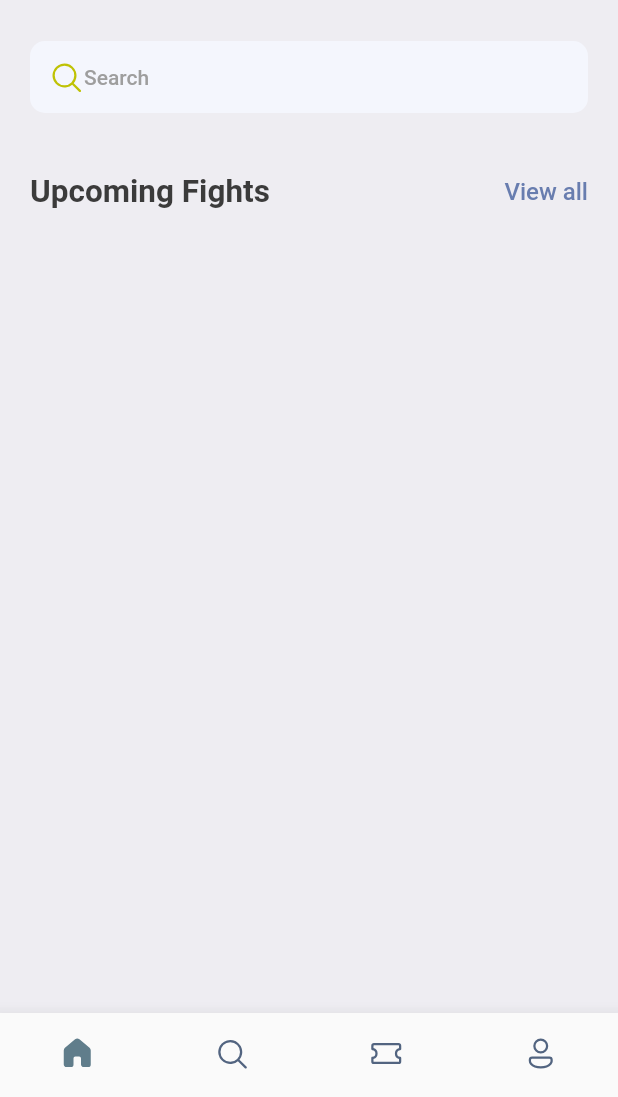
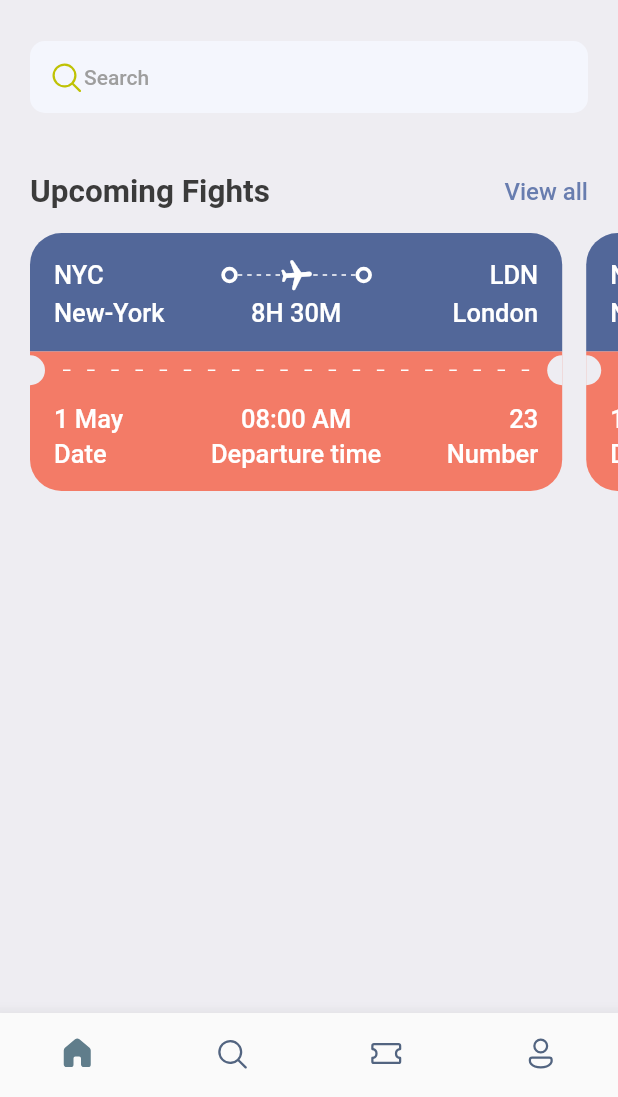
Before and after one commit to ChathuraHettiarachchi/Flutter-Ticket-Booking, a Flutter app: the screen it shows after launch, on a phone screen of 412 x 824 dp, the part 139-1236 px from its top. Run offline on Flutter 3.47's test engine with Material 2 defaults, Android fonts, the phone set to English and light mode, and no system bars; our stand-ins replace fluentui_icons, gap.

Commit message:
Ticket view with scrollview added

```diff
--- a/lib/screens/home_screen.dart
+++ b/lib/screens/home_screen.dart
@@ -1,6 +1,7 @@
 import 'package:fluentui_icons/fluentui_icons.dart';
 import 'package:flutter/cupertino.dart';
 import 'package:flutter/material.dart';
+import 'package:flutter_ticket_booking/screens/ticket_item.dart';
 import 'package:flutter_ticket_booking/utils/app_styles.dart';
 import 'package:gap/gap.dart';
 
@@ -91,6 +92,19 @@ class HomeScreen extends StatelessWidget {
                 )
               ],
             ),
+          ),
+          const Gap(15),
+          const SingleChildScrollView(
+            scrollDirection: Axis.horizontal,
+            padding: EdgeInsets.only(left: 20),
+            child: Row(
+              children: [
+                TicketItem(),
+                TicketItem(),
+                TicketItem(),
+                TicketItem(),
+              ],
+            ),
           )
         ],
       ),
--- /dev/null
+++ b/lib/screens/ticket_item.dart
@@ -0,0 +1,261 @@
+import 'package:flutter/material.dart';
+import 'package:flutter/semantics.dart';
+import 'package:flutter_ticket_booking/utils/app_layout.dart';
+import 'package:flutter_ticket_booking/utils/app_styles.dart';
+import 'package:flutter_ticket_booking/widgets/tick_container.dart';
+import 'package:gap/gap.dart';
+
+class TicketItem extends StatelessWidget {
+  const TicketItem({super.key});
+
+  @override
+  Widget build(BuildContext context) {
+    final size = AppLayout.getSize(context);
+    return SizedBox(
+      width: size.width * 0.90,
+      height: 200,
+      child: Container(
+        margin: const EdgeInsets.only(right: 16),
+        child: Column(
+          children: [
+            /*
+            showing blue part of the ticket-card
+             */
+            Container(
+              decoration: const BoxDecoration(
+                color: Color(0xFF526799),
+                borderRadius: BorderRadius.only(
+                  topLeft: Radius.circular(21),
+                  topRight: Radius.circular(21),
+                ),
+              ),
+              padding: const EdgeInsets.all(16),
+              child: Column(
+                children: [
+                  Row(
+                    children: [
+                      Text(
+                        'NYC',
+                        style:
+                            Styles.headLineStyle3.copyWith(color: Colors.white),
+                      ),
+                      Expanded(child: Container()),
+                      const TickContainer(),
+                      Expanded(
+                          child: Stack(
+                        children: [
+                          SizedBox(
+                            height: 24,
+                            child: LayoutBuilder(
+                              builder: (BuildContext context,
+                                  BoxConstraints constraints) {
+                                return Flex(
+                                  mainAxisAlignment:
+                                      MainAxisAlignment.spaceBetween,
+                                  mainAxisSize: MainAxisSize.max,
+                                  direction: Axis.horizontal,
+                                  children: List.generate(
+                                      (constraints.constrainWidth() / 6)
+                                          .floor(),
+                                      (index) => const SizedBox(
+                                            width: 3,
+                                            height: 1,
+                                            child: DecoratedBox(
+                                              decoration: BoxDecoration(
+                                                  color: Colors.white),
+                                            ),
+                                          )),
+                                );
+                              },
+                            ),
+                          ),
+                          Center(
+                            child: Transform.rotate(
+                              angle: 1.5,
+                              child: const Icon(
+                                Icons.local_airport_rounded,
+                                color: Colors.white,
+                              ),
+                            ),
+                          ),
+                        ],
+                      )),
+                      const TickContainer(),
+                      Expanded(child: Container()),
+                      Text(
+                        'LDN',
+                        style:
+                            Styles.headLineStyle3.copyWith(color: Colors.white),
+                      )
+                    ],
+                  ),
+                  const Gap(3),
+                  Row(
+                    mainAxisAlignment: MainAxisAlignment.spaceBetween,
+                    children: [
+                      SizedBox(
+                        width: 100,
+                        child: Text(
+                          'New-York',
+                          style: Styles.headLineStyle3
+                              .copyWith(color: Colors.white),
+                        ),
+                      ),
+                      Text(
+                        '8H 30M',
+                        style:
+                            Styles.headLineStyle3.copyWith(color: Colors.white),
+                      ),
+                      SizedBox(
+                        width: 100,
+                        child: Text(
+                          'London',
+                          textAlign: TextAlign.end,
+                          style: Styles.headLineStyle3
+                              .copyWith(color: Colors.white),
+                        ),
+                      )
+                    ],
+                  )
+                ],
+              ),
+            ),
+            /*
+            showing orange part of the ticket-card with -
+             */
+            Container(
+              color: Styles.orangeColor,
+              child: Row(
+                children: [
+                  SizedBox(
+                    height: 20,
+                    width: 10,
+                    child: DecoratedBox(
+                      decoration: BoxDecoration(
+                        color: Styles.bgColor,
+                        borderRadius: const BorderRadius.only(
+                          topRight: Radius.circular(10),
+                          bottomRight: Radius.circular(10),
+                        ),
+                      ),
+                    ),
+                  ),
+                  Expanded(
+                      child: Padding(
+                    padding: const EdgeInsets.all(12.0),
+                    child: LayoutBuilder(
+                      builder:
+                          (BuildContext context, BoxConstraints constraints) {
+                        return Flex(
+                          mainAxisAlignment: MainAxisAlignment.spaceBetween,
+                          mainAxisSize: MainAxisSize.max,
+                          direction: Axis.horizontal,
+                          children: List.generate(
+                              (constraints.constrainWidth() / 15).floor(),
+                              (index) => const SizedBox(
+                                    width: 5,
+                                    height: 1,
+                                    child: DecoratedBox(
+                                      decoration:
+                                          BoxDecoration(color: Colors.white),
+                                    ),
+                                  )),
+                        );
+                      },
+                    ),
+                  )),
+                  SizedBox(
+                    height: 20,
+                    width: 10,
+                    child: DecoratedBox(
+                      decoration: BoxDecoration(
+                        color: Styles.bgColor,
+                        borderRadius: const BorderRadius.only(
+                          topLeft: Radius.circular(10),
+                          bottomLeft: Radius.circular(10),
+                        ),
+                      ),
+                    ),
+                  )
+                ],
+              ),
+            ),
+            /*
+            showing bottom part of orange ticket-card
+             */
+            Container(
+              decoration: BoxDecoration(
+                color: Styles.orangeColor,
+                borderRadius: const BorderRadius.only(
+                  bottomLeft: Radius.circular(21),
+                  bottomRight: Radius.circular(21),
+                ),
+              ),
+              padding: const EdgeInsets.only(
+                  bottom: 15, right: 16, left: 16, top: 10),
+              child: Column(
+                children: [
+                  Row(
+                    mainAxisAlignment: MainAxisAlignment.spaceBetween,
+                    children: [
+                      SizedBox(
+                        width: 100,
+                        child: Text(
+                          '1 May',
+                          style: Styles.headLineStyle3
+                              .copyWith(color: Colors.white),
+                        ),
+                      ),
+                      Text(
+                        '08:00 AM',
+                        style:
+                            Styles.headLineStyle3.copyWith(color: Colors.white),
+                      ),
+                      SizedBox(
+                        width: 100,
+                        child: Text(
+                          '23',
+                          textAlign: TextAlign.end,
+                          style: Styles.headLineStyle3
+                              .copyWith(color: Colors.white),
+                        ),
+                      )
+                    ],
+                  ),
+                  const Gap(3),
+                  Row(
+                    mainAxisAlignment: MainAxisAlignment.spaceBetween,
+                    children: [
+                      SizedBox(
+                        width: 100,
+                        child: Text(
+                          'Date',
+                          style: Styles.headLineStyle3
+                              .copyWith(color: Colors.white),
+                        ),
+                      ),
+                      Text(
+                        'Departure time',
+                        style:
+                            Styles.headLineStyle3.copyWith(color: Colors.white),
+                      ),
+                      SizedBox(
+                        width: 100,
+                        child: Text(
+                          'Number',
+                          textAlign: TextAlign.end,
+                          style: Styles.headLineStyle3
+                              .copyWith(color: Colors.white),
+                        ),
+                      )
+                    ],
+                  ),
+                ],
+              ),
+            )
+          ],
+        ),
+      ),
+    );
+  }
+}
--- /dev/null
+++ b/lib/utils/app_layout.dart
@@ -0,0 +1,7 @@
+import 'package:flutter/cupertino.dart';
+
+class AppLayout {
+  static getSize(BuildContext context) {
+    return MediaQuery.of(context).size;
+  }
+}
--- a/lib/utils/app_styles.dart
+++ b/lib/utils/app_styles.dart
@@ -6,7 +6,7 @@ class Styles {
   static Color primaryColor = primary;
   static Color textColor = const Color(0xFF3b3b3b);
   static Color bgColor = const Color(0xFFeeedf2);
-  static Color orangeColor = const Color(0xFF526799);
+  static Color orangeColor = const Color(0xFFF37B67);
 
   static TextStyle textStyle =
       TextStyle(fontSize: 16, color: textColor, fontWeight: FontWeight.w500);
--- /dev/null
+++ b/lib/widgets/tick_container.dart
@@ -0,0 +1,16 @@
+import 'package:flutter/material.dart';
+
+class TickContainer extends StatelessWidget {
+  const TickContainer({super.key});
+
+  @override
+  Widget build(BuildContext context) {
+    return Container(
+      padding: const EdgeInsets.all(3),
+      decoration: BoxDecoration(
+        borderRadius: BorderRadius.circular(20),
+        border: Border.all(width: 2.5, color: Colors.white),
+      ),
+    );
+  }
+}
```
